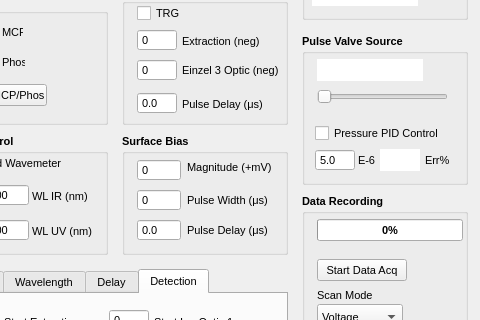
Old version of the form rsegui.ui in the repository mikekohlhoff/ryexpctl; both pictures show x 508 to 988 and y 141 to 461 of the 988 by 602 pixel window.
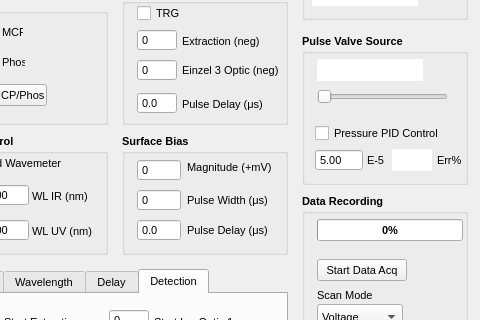
New version of the form. Custom widgets are drawn as their Qt base class.

Commit message: pid controller range increased to stabilise at higher pressures

Patch:
```diff
--- a/rsegui.ui
+++ b/rsegui.ui
@@ -3397,7 +3397,7 @@
      <rect>
       <x>13</x>
       <y>115</y>
-      <width>40</width>
+      <width>48</width>
       <height>22</height>
      </rect>
     </property>
@@ -3415,7 +3415,7 @@
     </property>
     <property name="maximumSize">
      <size>
-      <width>40</width>
+      <width>48</width>
       <height>16777215</height>
      </size>
     </property>
@@ -3441,13 +3441,13 @@
      <bool>true</bool>
     </property>
     <property name="decimals">
-     <number>1</number>
+     <number>2</number>
     </property>
     <property name="minimum">
-     <double>0.500000000000000</double>
+     <double>0.010000000000000</double>
     </property>
     <property name="maximum">
-     <double>50.000000000000000</double>
+     <double>100.000000000000000</double>
     </property>
     <property name="value">
      <double>5.000000000000000</double>
@@ -3456,7 +3456,7 @@
    <widget class="QLabel" name="label_44">
     <property name="geometry">
      <rect>
-      <x>56</x>
+      <x>65</x>
       <y>118</y>
       <width>23</width>
       <height>16</height>
@@ -3469,13 +3469,13 @@
      </font>
     </property>
     <property name="text">
-     <string>E-6</string>
+     <string>E-5</string>
     </property>
    </widget>
    <widget class="QTextBrowser" name="out_piderr">
     <property name="geometry">
      <rect>
-      <x>78</x>
+      <x>90</x>
       <y>115</y>
       <width>40</width>
       <height>22</height>
@@ -3519,7 +3519,7 @@
    <widget class="QLabel" name="label_49">
     <property name="geometry">
      <rect>
-      <x>123</x>
+      <x>135</x>
       <y>118</y>
       <width>31</width>
       <height>16</height>
```
Left out of the diff: 4 changed lines with no effect on the pictures. The commit also changes 1 other file.
